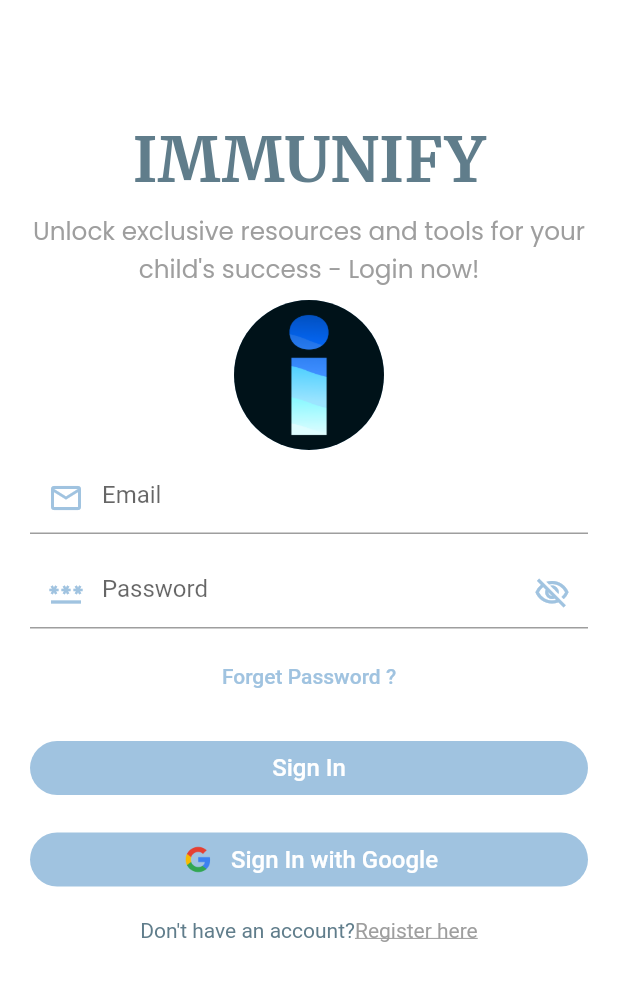
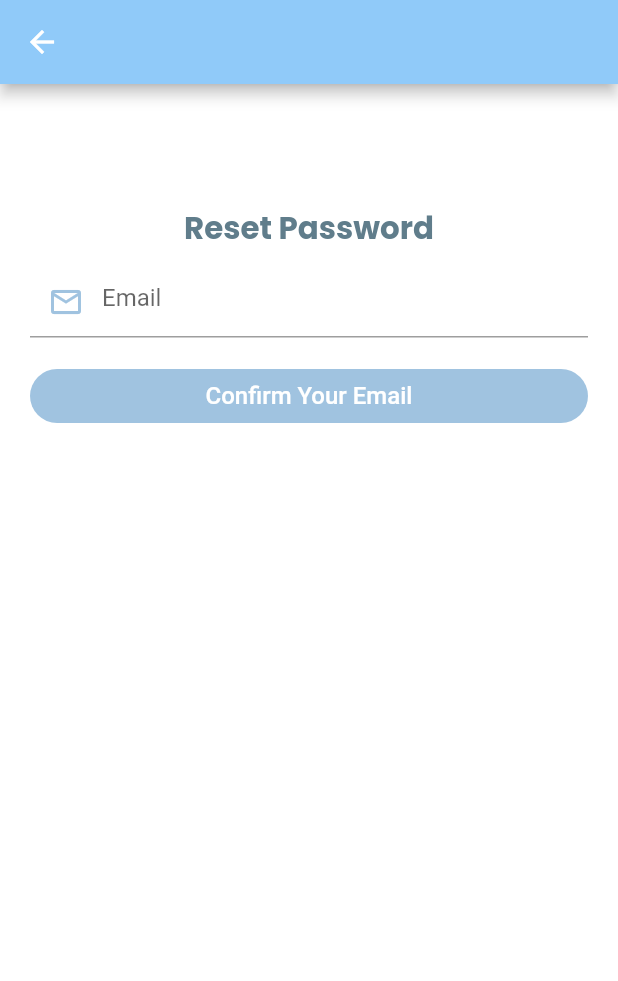
Before and after one commit to mansi05041/Child_Vaccination_Management_System, a Flutter app: the screen it shows after launch, after a tap on "Forget Password ?", on a phone screen of 412 x 824 dp. Shown: the top 981 px of the screen. Run offline on Flutter 3.47's test engine with Material 2 defaults, Android fonts, the phone set to English and light mode, and no system bars; our stand-ins replace cloud_firestore, firebase_auth, firebase_core, google_fonts, google_sign_in, shared_preferences; missing offline and left inert: dart:js; accounts and stored records are empty; network calls fail.

Commit message:
Reset Password

```diff
--- a/lib/screen/LoginPage.dart
+++ b/lib/screen/LoginPage.dart
@@ -1,5 +1,6 @@
 import 'package:child_vaccination/screen/MyHomePage.dart';
 import 'package:child_vaccination/screen/RegisterPage.dart';
+import 'package:child_vaccination/screen/ResetPassword.dart';
 import 'package:child_vaccination/services/authenticationService.dart';
 import 'package:child_vaccination/shared/validity.dart';
 import 'package:child_vaccination/widget/snackbar.dart';
@@ -152,7 +153,9 @@
                       // forget password option
                       const SizedBox(height: 8),
                       TextButton(
-                        onPressed: () {},
+                        onPressed: () {
+                          forgetPassword();
+                        },
                         child: const Text(
                           "Forget Password ?",
                           style: TextStyle(
@@ -252,6 +255,7 @@
     );
   }
 
+  // login function
   login() async {
     if (formkey.currentState!.validate()) {
       setState(() {
@@ -279,4 +283,15 @@
       });
     }
   }
+
+  // forget password
+  forgetPassword() {
+    // move to resetPassword page
+    Navigator.push(
+      context,
+      MaterialPageRoute(
+        builder: (context) => const ResetPassword(),
+      ),
+    );
+  }
 }
--- /dev/null
+++ b/lib/screen/ResetPassword.dart
@@ -0,0 +1,136 @@
+import 'package:child_vaccination/screen/LoginPage.dart';
+import 'package:child_vaccination/services/authenticationService.dart';
+import 'package:child_vaccination/shared/validity.dart';
+import 'package:flutter/material.dart';
+import 'package:google_fonts/google_fonts.dart';
+
+import '../widget/snackbar.dart';
+
+class ResetPassword extends StatefulWidget {
+  const ResetPassword({super.key});
+
+  @override
+  State<ResetPassword> createState() => _ResetPasswordState();
+}
+
+class _ResetPasswordState extends State<ResetPassword> {
+  final formkey = GlobalKey<FormState>();
+  final _emailTextController = TextEditingController();
+  bool _isLoading = false;
+  String email = "";
+  AuthenticationService authenticationService = AuthenticationService();
+  @override
+  Widget build(BuildContext context) {
+    return Scaffold(
+        appBar: AppBar(
+          backgroundColor: Theme.of(context).backgroundColor,
+        ),
+        body: _isLoading
+            ? Center(
+                child: CircularProgressIndicator(
+                  color: Theme.of(context).primaryColor,
+                ),
+              )
+            : SingleChildScrollView(
+                child: Padding(
+                  padding:
+                      const EdgeInsets.symmetric(horizontal: 20, vertical: 80),
+                  child: Form(
+                    key: formkey,
+                    child: Column(
+                      mainAxisAlignment: MainAxisAlignment.center,
+                      crossAxisAlignment: CrossAxisAlignment.center,
+                      children: <Widget>[
+                        Text(
+                          "Reset Password",
+                          style: GoogleFonts.poppins(
+                            textStyle: TextStyle(
+                              fontSize:
+                                  MediaQuery.of(context).size.width * 0.05,
+                              fontWeight: FontWeight.bold,
+                              color: Colors.blueGrey,
+                            ),
+                          ),
+                        ),
+                        const SizedBox(height: 10),
+                        // Email
+                        TextFormField(
+                          controller: _emailTextController,
+                          validator: (value) => Validator.validateEmail(
+                              email: _emailTextController.text),
+                          decoration: InputDecoration(
+                            hintText: "Email",
+                            prefixIcon: Icon(
+                              Icons.email_outlined,
+                              color: Theme.of(context).primaryColor,
+                            ),
+                            focusedBorder: UnderlineInputBorder(
+                              borderSide: BorderSide(
+                                color: Theme.of(context).primaryColor,
+                                width: 1.0,
+                              ),
+                            ),
+                            errorBorder: UnderlineInputBorder(
+                              borderRadius: BorderRadius.circular(6),
+                              borderSide: const BorderSide(
+                                color: Colors.red,
+                              ),
+                            ),
+                          ),
+                          onChanged: (val) {
+                            setState(() {
+                              email = val;
+                            });
+                          },
+                        ),
+                        const SizedBox(height: 15),
+                        SizedBox(
+                          width: double.infinity,
+                          child: ElevatedButton(
+                            style: ElevatedButton.styleFrom(
+                              backgroundColor: Theme.of(context).primaryColor,
+                              elevation: 0,
+                              shape: RoundedRectangleBorder(
+                                borderRadius: BorderRadius.circular(30),
+                              ),
+                            ),
+                            onPressed: () {
+                              forgetPassword();
+                            },
+                            child: const Text(
+                              "Confirm Your Email",
+                              style: TextStyle(
+                                color: Colors.white,
+                                fontSize: 16,
+                              ),
+                            ),
+                          ),
+                        ),
+                      ],
+                    ),
+                  ),
+                ),
+              ));
+  }
+
+  // reset the password
+  forgetPassword() async {
+    await authenticationService.resetPassword(email: email).then((value) async {
+      if (value == true) {
+        showSnackbar(
+            context, Colors.blueGrey, 'Check your Email to reset the password');
+        _emailTextController.clear();
+
+        // move to login page
+        Navigator.push(
+          context,
+          MaterialPageRoute(
+            builder: (context) => const LoginPage(),
+          ),
+        );
+      } else {
+        showSnackbar(context, Colors.redAccent, value);
+      }
+    });
+  }
+}
--- a/lib/services/authenticationService.dart
+++ b/lib/services/authenticationService.dart
@@ -54,4 +54,20 @@
       return null;
     }
   }
+
+  // reset the password
+  Future resetPassword({required String email}) async {
+    try {
+      await FirebaseAuth.instance.sendPasswordResetEmail(email: email);
+      return true;
+    } on FirebaseAuthException catch (e) {
+      if (e.code == 'user-not-found') {
+        return 'No user found for that email.';
+      } else {
+        return 'An error occurred while resetting password. Please try again later.';
+      }
+    } catch (e) {
+      return 'An error occurred while resetting password. Please try again later.';
+    }
+  }
 }
```
